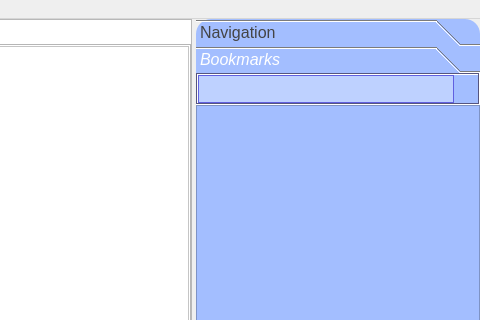
Before: the Qt Designer form oscar/mainwindow.ui in tomasohara/OSCAR-SQL, drawn with Qt 5; both pictures show x 543 to 1023 and y 0 to 320 of the 1023 by 804 pixel window.
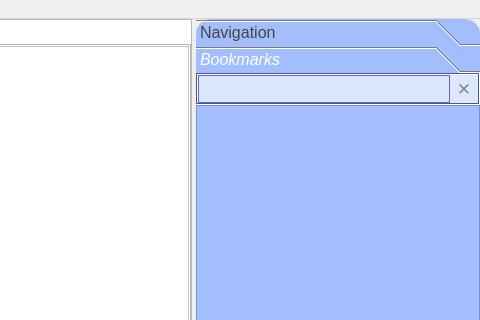
After: the same form once the commit is applied. The open tabs and pages were chosen to show the change. Icons and pictures are not drawn. Custom widgets are drawn as their Qt base class.

Commit message:
Fix: Bookmarks search field visibility, clear button, no-profile crash (Mantis #201)
Black text on light blue (rgb 220,232,255) background replaces the original white-on-blue.
Magnifying glass icon inside the field disappears as the user types; clear button now
shows a bold ✕ (turns red on hover) instead of the confusing refresh icon. Added
`if (!p_profile) return;` guard to updateFavourites() to prevent a null-dereference crash
when the filter was used with no profile open.

Closes #157

Patch:
```diff
--- a/oscar/mainwindow.ui
+++ b/oscar/mainwindow.ui
@@ -1915,205 +1915,6 @@
                 <verstretch>0</verstretch>
                </sizepolicy>
               </property>
-              <property name="palette">
-               <palette>
-                <active>
-                 <colorrole role="WindowText">
-                  <brush brushstyle="SolidPattern">
-                   <color alpha="255">
-                    <red>255</red>
-                    <green>255</green>
-                    <blue>255</blue>
-                   </color>
-                  </brush>
-                 </colorrole>
-                 <colorrole role="Button">
-                  <brush brushstyle="SolidPattern">
-                   <color alpha="255">
-                    <red>190</red>
-                    <green>209</green>
-                    <blue>255</blue>
-                   </color>
-                  </brush>
-                 </colorrole>
-                 <colorrole role="Text">
-                  <brush brushstyle="SolidPattern">
-                   <color alpha="255">
-                    <red>255</red>
-                    <green>255</green>
-                    <blue>255</blue>
-                   </color>
-                  </brush>
-                 </colorrole>
-                 <colorrole role="ButtonText">
-                  <brush brushstyle="SolidPattern">
-                   <color alpha="255">
-                    <red>255</red>
-                    <green>255</green>
-                    <blue>255</blue>
-                   </color>
-                  </brush>
-                 </colorrole>
-                 <colorrole role="Base">
-                  <brush brushstyle="SolidPattern">
-                   <color alpha="255">
-                    <red>190</red>
-                    <green>209</green>
-                    <blue>255</blue>
-                   </color>
-                  </brush>
-                 </colorrole>
-                 <colorrole role="Window">
-                  <brush brushstyle="SolidPattern">
-                   <color alpha="255">
-                    <red>190</red>
-                    <green>209</green>
-                    <blue>255</blue>
-                   </color>
-                  </brush>
-                 </colorrole>
-                 <colorrole role="AlternateBase">
-                  <brush brushstyle="SolidPattern">
-                   <color alpha="255">
-                    <red>170</red>
-                    <green>170</green>
-                    <blue>255</blue>
-                   </color>
-                  </brush>
-                 </colorrole>
-                </active>
-                <inactive>
-                 <colorrole role="WindowText">
-                  <brush brushstyle="SolidPattern">
-                   <color alpha="255">
-                    <red>255</red>
-                    <green>255</green>
-                    <blue>255</blue>
-                   </color>
-                  </brush>
-                 </colorrole>
-                 <colorrole role="Button">
-                  <brush brushstyle="SolidPattern">
-                   <color alpha="255">
-                    <red>190</red>
-                    <green>209</green>
-                    <blue>255</blue>
-                   </color>
-                  </brush>
-                 </colorrole>
-                 <colorrole role="Text">
-                  <brush brushstyle="SolidPattern">
-                   <color alpha="255">
-                    <red>255</red>
-                    <green>255</green>
-                    <blue>255</blue>
-                   </color>
-                  </brush>
-                 </colorrole>
-                 <colorrole role="ButtonText">
-                  <brush brushstyle="SolidPattern">
-                   <color alpha="255">
-                    <red>255</red>
-                    <green>255</green>
-                    <blue>255</blue>
-                   </color>
-                  </brush>
-                 </colorrole>
-                 <colorrole role="Base">
-                  <brush brushstyle="SolidPattern">
-                   <color alpha="255">
-                    <red>190</red>
-                    <green>209</green>
-                    <blue>255</blue>
-                   </color>
-                  </brush>
-                 </colorrole>
-                 <colorrole role="Window">
-                  <brush brushstyle="SolidPattern">
-                   <color alpha="255">
-                    <red>190</red>
-                    <green>209</green>
-                    <blue>255</blue>
-                   </color>
-                  </brush>
-                 </colorrole>
-                 <colorrole role="AlternateBase">
-                  <brush brushstyle="SolidPattern">
-                   <color alpha="255">
-                    <red>170</red>
-                    <green>170</green>
-                    <blue>255</blue>
-                   </color>
-                  </brush>
-                 </colorrole>
-                </inactive>
-                <disabled>
-                 <colorrole role="WindowText">
-                  <brush brushstyle="SolidPattern">
-                   <color alpha="255">
-                    <red>255</red>
-                    <green>255</green>
-                    <blue>255</blue>
-                   </color>
-                  </brush>
-                 </colorrole>
-                 <colorrole role="Button">
-                  <brush brushstyle="SolidPattern">
-                   <color alpha="255">
-                    <red>190</red>
-                    <green>209</green>
-                    <blue>255</blue>
-                   </color>
-                  </brush>
-                 </colorrole>
-                 <colorrole role="Text">
-                  <brush brushstyle="SolidPattern">
-                   <color alpha="255">
-                    <red>255</red>
-                    <green>255</green>
-                    <blue>255</blue>
-                   </color>
-                  </brush>
-                 </colorrole>
-                 <colorrole role="ButtonText">
-                  <brush brushstyle="SolidPattern">
-                   <color alpha="255">
-                    <red>255</red>
-                    <green>255</green>
-                    <blue>255</blue>
-                   </color>
-                  </brush>
-                 </colorrole>
-                 <colorrole role="Base">
-                  <brush brushstyle="SolidPattern">
-                   <color alpha="255">
-                    <red>190</red>
-                    <green>209</green>
-                    <blue>255</blue>
-                   </color>
-                  </brush>
-                 </colorrole>
-                 <colorrole role="Window">
-                  <brush brushstyle="SolidPattern">
-                   <color alpha="255">
-                    <red>190</red>
-                    <green>209</green>
-                    <blue>255</blue>
-                   </color>
-                  </brush>
-                 </colorrole>
-                 <colorrole role="AlternateBase">
-                  <brush brushstyle="SolidPattern">
-                   <color alpha="255">
-                    <red>170</red>
-                    <green>170</green>
-                    <blue>255</blue>
-                   </color>
-                  </brush>
-                 </colorrole>
-                </disabled>
-               </palette>
-              </property>
               <property name="font">
                <font>
                 <pointsize>15</pointsize>
@@ -2123,13 +1924,8 @@
                <string notr="true">QLineEdit {
 border: 1px solid #6060e0;
 border-radius: 20px;
-color: white;
-background-color: rgb(190, 209, 255);
-}
-
-QLineEdit:selected {
-background-color: rgb(190, 209, 255);
-
+color: black;
+background-color: rgb(220, 232, 255);
 }</string>
               </property>
              </widget>
@@ -2142,127 +1938,17 @@
                 <verstretch>0</verstretch>
                </sizepolicy>
               </property>
-              <property name="palette">
-               <palette>
-                <active>
-                 <colorrole role="Button">
-                  <brush brushstyle="SolidPattern">
-                   <color alpha="255">
-                    <red>163</red>
-                    <green>190</green>
-                    <blue>255</blue>
-                   </color>
-                  </brush>
-                 </colorrole>
-                 <colorrole role="Base">
-                  <brush brushstyle="SolidPattern">
-                   <color alpha="255">
-                    <red>163</red>
-                    <green>190</green>
-                    <blue>255</blue>
-                   </color>
-                  </brush>
-                 </colorrole>
-                 <colorrole role="Window">
-                  <brush brushstyle="SolidPattern">
-                   <color alpha="255">
-                    <red>163</red>
-                    <green>190</green>
-                    <blue>255</blue>
-                   </color>
-                  </brush>
-                 </colorrole>
-                 <colorrole role="AlternateBase">
-                  <brush brushstyle="SolidPattern">
-                   <color alpha="255">
-                    <red>170</red>
-                    <green>170</green>
-                    <blue>255</blue>
-                   </color>
-                  </brush>
-                 </colorrole>
-                </active>
-                <inactive>
-                 <colorrole role="Button">
-                  <brush brushstyle="SolidPattern">
-                   <color alpha="255">
-                    <red>163</red>
-                    <green>190</green>
-                    <blue>255</blue>
-                   </color>
-                  </brush>
-                 </colorrole>
-                 <colorrole role="Base">
-                  <brush brushstyle="SolidPattern">
-                   <color alpha="255">
-                    <red>163</red>
-                    <green>190</green>
-                    <blue>255</blue>
-                   </color>
-                  </brush>
-                 </colorrole>
-                 <colorrole role="Window">
-                  <brush brushstyle="SolidPattern">
-                   <color alpha="255">
-                    <red>163</red>
-                    <green>190</green>
-                    <blue>255</blue>
-                   </color>
-                  </brush>
-                 </colorrole>
-                 <colorrole role="AlternateBase">
-                  <brush brushstyle="SolidPattern">
-                   <color alpha="255">
-                    <red>170</red>
-                    <green>170</green>
-                    <blue>255</blue>
-                   </color>
-                  </brush>
-                 </colorrole>
-                </inactive>
-                <disabled>
-                 <colorrole role="Button">
-                  <brush brushstyle="SolidPattern">
-                   <color alpha="255">
-                    <red>163</red>
-                    <green>190</green>
-                    <blue>255</blue>
-                   </color>
-                  </brush>
-                 </colorrole>
-                 <colorrole role="Base">
-                  <brush brushstyle="SolidPattern">
-                   <color alpha="255">
-                    <red>163</red>
-                    <green>190</green>
-                    <blue>255</blue>
-                   </color>
-                  </brush>
-                 </colorrole>
-                 <colorrole role="Window">
-                  <brush brushstyle="SolidPattern">
-                   <color alpha="255">
-                    <red>163</red>
-                    <green>190</green>
-                    <blue>255</blue>
-                   </color>
-                  </brush>
-                 </colorrole>
-                 <colorrole role="AlternateBase">
-                  <brush brushstyle="SolidPattern">
-                   <color alpha="255">
-                    <red>170</red>
-                    <green>170</green>
-                    <blue>255</blue>
-                   </color>
-                  </brush>
-                 </colorrole>
-                </disabled>
-               </palette>
+              <property name="font">
+               <font>
+                <pointsize>13</pointsize>
+                <bold>true</bold>
+               </font>
               </property>
               <property name="styleSheet">
                <string notr="true">QToolButton {
-background: rgb(163, 190, 255);
+background: rgb(220, 232, 255);
+border: none;
+color: #888888;
 }
 
 QToolButton:hover {
@@ -2278,11 +1964,7 @@
 </string>
               </property>
               <property name="text">
-               <string notr="true"/>
-              </property>
-              <property name="icon">
-               <iconset resource="Resources.qrc">
-                <normaloff>:/icons/refresh.png</normaloff>:/icons/refresh.png</iconset>
+               <string notr="true">✕</string>
               </property>
               <property name="shortcut">
                <string notr="true"/>
```
Left out of the diff: 8 changed lines with no effect on the pictures. The commit also changes 2 other files.
